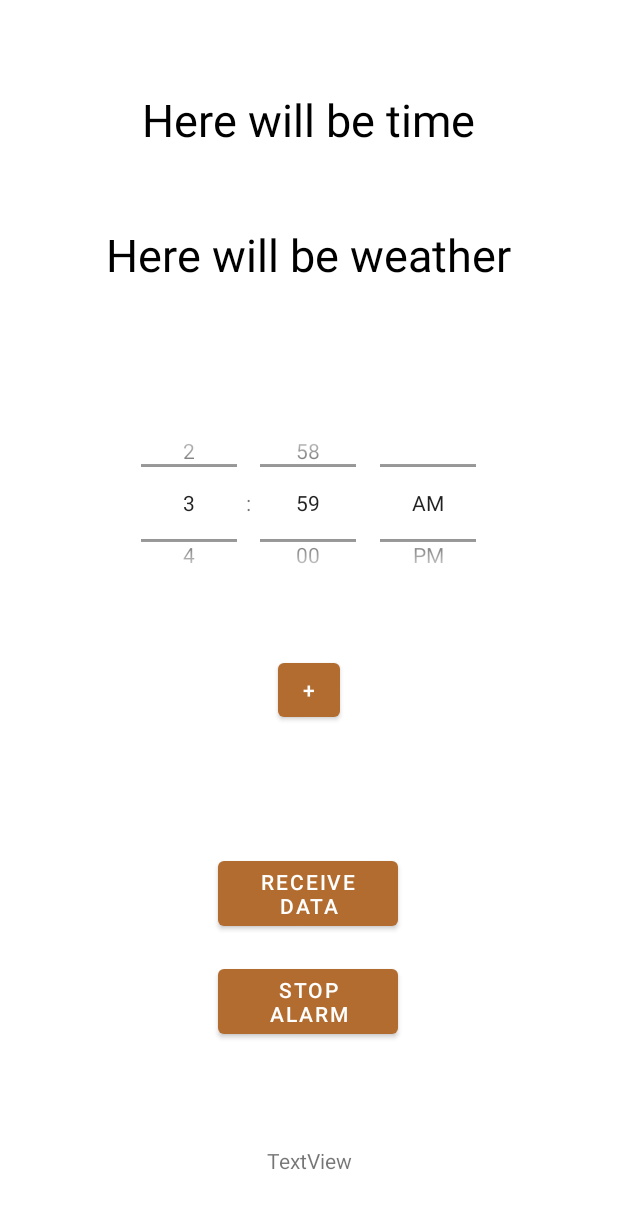
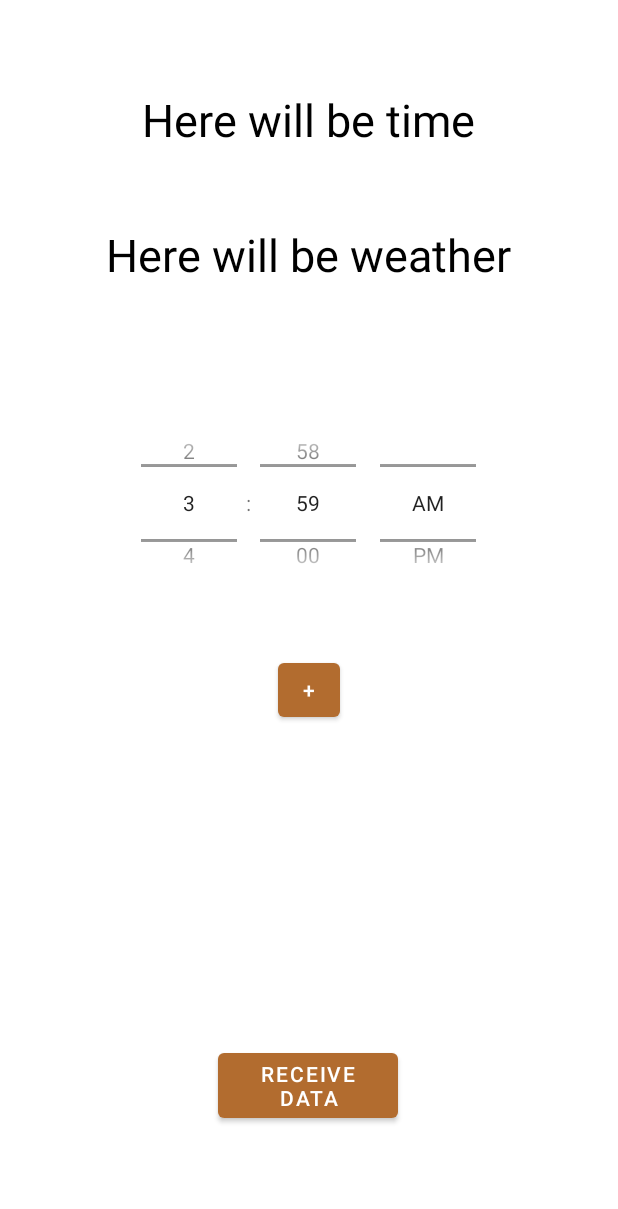
Before and after one commit to JKusiak/clock-app, an Android app: the ClockActivity screen opened directly, with no data from a screen before it, on a phone screen of 412 x 824 dp. Shown: the top 1209 px of the screen. Run offline under Robolectric (Android 15) with nearby library versions, the phone set to English and light mode, and no system bars; 3 statements that could not run were skipped.

```diff
--- a/AlarmClockApp/app/src/main/res/layout/activity_clock.xml
+++ b/AlarmClockApp/app/src/main/res/layout/activity_clock.xml
@@ -38,22 +38,10 @@
         app:layout_constraintVertical_bias="0.049" />
 
     <Button
-        android:id="@+id/stopAlarmBtn"
-        android:layout_width="120dp"
-        android:layout_height="wrap_content"
-        android:layout_marginTop="156dp"
-        android:text="stop alarm"
-        android:textColorHighlight="#FFFFFF"
-        app:layout_constraintEnd_toEndOf="parent"
-        app:layout_constraintHorizontal_bias="0.498"
-        app:layout_constraintStart_toStartOf="parent"
-        app:layout_constraintTop_toBottomOf="@+id/scheduleAlarmBtn" />
-
-    <Button
         android:id="@+id/receiveDataBtn"
         android:layout_width="120dp"
         android:layout_height="wrap_content"
-        android:layout_marginTop="84dp"
+        android:layout_marginTop="212dp"
         android:text="receive data"
         android:textColorHighlight="#FFFFFF"
         app:layout_constraintEnd_toEndOf="parent"
@@ -86,16 +74,4 @@
         app:layout_constraintTop_toBottomOf="@+id/alarmTimePicker"
         app:layout_constraintVertical_bias="0.087" />
 
-    <TextView
-        android:id="@+id/errorMsg"
-        android:layout_width="247dp"
-        android:layout_height="57dp"
-        android:gravity="center"
-        android:text="TextView"
-        app:layout_constraintBottom_toBottomOf="parent"
-        app:layout_constraintEnd_toEndOf="parent"
-        app:layout_constraintStart_toStartOf="parent"
-        app:layout_constraintTop_toBottomOf="@+id/stopAlarmBtn"
-        app:layout_constraintVertical_bias="0.698" />
-
 </androidx.constraintlayout.widget.ConstraintLayout>
```
Also changed, not shown: AlarmClockApp/app/src/main/java/com/example/alarmclockapp/ClockActivity.java (+23 -44 lines), 3 other files.
